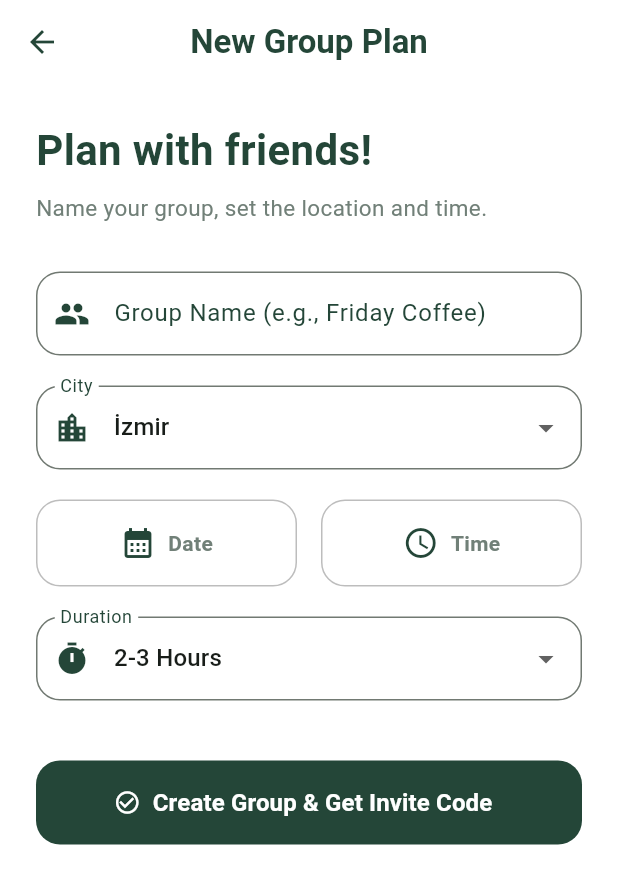
After one commit to acarcay/Mood2GO, a Flutter app: the HomePage screen opened by its route, after a tap on "Create New Group Plan", on a phone screen of 412 x 824 dp. The commit adds this screen. Shown: the top 884 px of the screen. Run offline on Flutter 3.47's test engine with Material 3 defaults, Android fonts, the phone set to English and light mode, and no system bars; our stand-ins replace go_router, supabase_flutter; accounts and stored records are empty.

Commit message:
feat: Add Group Plan UI and will be added DB(right now not include)

```diff
--- a/lib/main.dart
+++ b/lib/main.dart
@@ -8,6 +8,7 @@ import 'pages/home_page.dart';
 import 'pages/preferences_page.dart';
 import 'services/auth_notifier.dart';
 import 'widgets/mood2go_wordmark.dart';
+import 'pages/group_plan_page.dart';
 
 late final GoRouter router;
 late final AuthNotifier authNotifier;
@@ -62,6 +63,10 @@ Future<void> main() async {
         builder: (context, state) => const PreferencesPage(),
       ),
       GoRoute(path: '/home', builder: (context, state) => const HomePage()),
+      GoRoute(
+        path: '/group-plan',
+        builder: (context, state) => const GroupPlanPage(),
+      ),
     ],
   );
 
--- /dev/null
+++ b/lib/pages/group_plan_page.dart
@@ -0,0 +1,361 @@
+import 'dart:math';
+import 'package:flutter/material.dart';
+import 'package:supabase_flutter/supabase_flutter.dart';
+
+class GroupPlanPage extends StatefulWidget {
+  const GroupPlanPage({super.key});
+
+  @override
+  State<GroupPlanPage> createState() => _GroupPlanPageState();
+}
+
+class _GroupPlanPageState extends State<GroupPlanPage> {
+
+  static const darkGreen = Color(0xFF244638);
+  static const lightGreen = Color(0xFFE4F2E8);
+
+  final TextEditingController _groupNameController = TextEditingController();
+
+  DateTime? _selectedDate;
+  TimeOfDay? _selectedTime;
+
+  String _selectedCity = 'İzmir';
+  String _selectedDuration = '2-3 Hours';
+
+  final List<String> _cities = ['İzmir', 'İstanbul', 'Ankara', 'Bursa', 'Antalya'];
+  final List<String> _durations = ['1-2 Hours', '2-3 Hours', 'Half Day', 'Full Day'];
+
+  bool _isLoading = false;
+
+  Future<void> _selectDate(BuildContext context) async {
+    final DateTime? picked = await showDatePicker(
+      context: context,
+      initialDate: DateTime.now(),
+      firstDate: DateTime.now(),
+      lastDate: DateTime(2027),
+      builder: (context, child) {
+        return Theme(
+          data: Theme.of(context).copyWith(
+            colorScheme: const ColorScheme.light(
+              primary: darkGreen,
+              onPrimary: Colors.white,
+              onSurface: darkGreen,
+            ),
+          ),
+          child: child!,
+        );
+      },
+    );
+    if (picked != null) {
+      setState(() => _selectedDate = picked);
+    }
+  }
+
+  Future<void> _selectTime(BuildContext context) async {
+    final TimeOfDay? picked = await showTimePicker(
+      context: context,
+      initialTime: TimeOfDay.now(),
+      builder: (context, child) {
+        return Theme(
+          data: Theme.of(context).copyWith(
+            colorScheme: const ColorScheme.light(
+              primary: darkGreen,
+              onPrimary: Colors.white,
+              onSurface: darkGreen,
+            ),
+          ),
+          child: child!,
+        );
+      },
+    );
+    if (picked != null) {
+      setState(() => _selectedTime = picked);
+    }
+  }
+
+  String _generateGroupCode() {
+    const chars = 'ABCDEFGHIJKLMNOPQRSTUVWXYZ0123456789';
+    final rnd = Random();
+    return String.fromCharCodes(Iterable.generate(6, (_) => chars.codeUnitAt(rnd.nextInt(chars.length))));
+  }
+
+  Future<void> _createGroup() async {
+    if (_groupNameController.text.isEmpty || _selectedDate == null || _selectedTime == null) {
+      ScaffoldMessenger.of(context).showSnackBar(
+        const SnackBar(
+          content: Text('Please complete the group name, date, and time!'),
+          backgroundColor: darkGreen,
+        ),
+      );
+      return;
+    }
+
+    setState(() => _isLoading = true);
+
+    try {
+      final groupCode = _generateGroupCode();
+      final userId = Supabase.instance.client.auth.currentUser?.id;
+
+      await Supabase.instance.client.from('groups').insert({
+        'admin_id': userId,
+        'name': _groupNameController.text,
+        'city': _selectedCity,
+        'event_date': _selectedDate!.toIso8601String(),
+        'event_time': '${_selectedTime!.hour.toString().padLeft(2, '0')}:${_selectedTime!.minute.toString().padLeft(2, '0')}',
+        'duration': _selectedDuration,
+        'invite_code': groupCode,
+      });
+
+      if (mounted) {
+        _showSuccessDialog(groupCode);
+      }
+    } catch (e) {
+      if (mounted) {
+        ScaffoldMessenger.of(context).showSnackBar(
+          SnackBar(
+            content: Text('Database error: $e'),
+            backgroundColor: Colors.redAccent,
+          ),
+        );
+      }
+    } finally {
+      if (mounted) {
+        setState(() => _isLoading = false);
+      }
+    }
+  }
+
+  void _showSuccessDialog(String code) {
+    showDialog(
+      context: context,
+      barrierDismissible: false,
+      builder: (context) => AlertDialog(
+        shape: RoundedRectangleBorder(borderRadius: BorderRadius.circular(24)),
+        backgroundColor: Colors.white,
+        title: const Text(
+          'Group Created Successfully! 🎉',
+          textAlign: TextAlign.center,
+          style: TextStyle(color: darkGreen, fontWeight: FontWeight.bold),
+        ),
+        content: Column(
+          mainAxisSize: MainAxisSize.min,
+          children: [
+            const Text(
+              'Share the short code below to invite your friends:',
+              textAlign: TextAlign.center,
+              style: TextStyle(fontSize: 15),
+            ),
+            const SizedBox(height: 24),
+            Container(
+              padding: const EdgeInsets.symmetric(horizontal: 24, vertical: 12),
+              decoration: BoxDecoration(
+                color: lightGreen,
+                borderRadius: BorderRadius.circular(16),
+                border: Border.all(color: darkGreen, width: 1.5),
+              ),
+              child: Text(
+                code,
+                style: const TextStyle(
+                  fontSize: 32,
+                  fontWeight: FontWeight.bold,
+                  letterSpacing: 6,
+                  color: darkGreen,
+                ),
+              ),
+            ),
+          ],
+        ),
+        actions: [
+          Center(
+            child: ElevatedButton(
+              onPressed: () {
+                Navigator.pop(context);
+              },
+              style: ElevatedButton.styleFrom(
+                backgroundColor: darkGreen,
+                foregroundColor: Colors.white,
+                shape: RoundedRectangleBorder(borderRadius: BorderRadius.circular(12)),
+                padding: const EdgeInsets.symmetric(horizontal: 32, vertical: 12),
+              ),
+              child: const Text('Go to Group', style: TextStyle(fontWeight: FontWeight.bold)),
+            ),
+          ),
+        ],
+      ),
+    );
+  }
+
+  @override
+  Widget build(BuildContext context) {
+    return Scaffold(
+      backgroundColor: Colors.white,
+      appBar: AppBar(
+        title: const Text('New Group Plan', style: TextStyle(fontWeight: FontWeight.w700)),
+        backgroundColor: Colors.transparent,
+        foregroundColor: darkGreen,
+        elevation: 0,
+        centerTitle: true,
+      ),
+      body: SafeArea(
+        child: SingleChildScrollView(
+          padding: const EdgeInsets.all(24.0),
+          child: Column(
+            crossAxisAlignment: CrossAxisAlignment.start,
+            children: [
+              const Text(
+                'Plan with friends!',
+                style: TextStyle(fontSize: 28, fontWeight: FontWeight.w700, color: darkGreen),
+              ),
+              const SizedBox(height: 8),
+              const Text(
+                'Name your group, set the location and time.',
+                style: TextStyle(fontSize: 15, color: Color(0xFF718078)),
+              ),
+              const SizedBox(height: 32),
+
+
+              TextField(
+                controller: _groupNameController,
+                cursorColor: darkGreen,
+                decoration: InputDecoration(
+                  labelText: 'Group Name (e.g., Friday Coffee)',
+                  labelStyle: const TextStyle(color: darkGreen),
+                  border: OutlineInputBorder(borderRadius: BorderRadius.circular(16)),
+                  focusedBorder: OutlineInputBorder(
+                    borderRadius: BorderRadius.circular(16),
+                    borderSide: const BorderSide(color: darkGreen, width: 2),
+                  ),
+                  prefixIcon: const Icon(Icons.group, color: darkGreen),
+                ),
+              ),
+              const SizedBox(height: 20),
+
+
+              DropdownButtonFormField<String>(
+                value: _selectedCity,
+                decoration: InputDecoration(
+                  labelText: 'City',
+                  labelStyle: const TextStyle(color: darkGreen),
+                  border: OutlineInputBorder(borderRadius: BorderRadius.circular(16)),
+                  focusedBorder: OutlineInputBorder(
+                    borderRadius: BorderRadius.circular(16),
+                    borderSide: const BorderSide(color: darkGreen, width: 2),
+                  ),
+                  prefixIcon: const Icon(Icons.location_city, color: darkGreen),
+                ),
+                items: _cities.map((city) => DropdownMenuItem(value: city, child: Text(city))).toList(),
+                onChanged: (value) => setState(() => _selectedCity = value!),
+              ),
+              const SizedBox(height: 20),
+
+              Row(
+                children: [
+                  Expanded(
+                    child: InkWell(
+                      onTap: () => _selectDate(context),
+                      borderRadius: BorderRadius.circular(16),
+                      child: Container(
+                        padding: const EdgeInsets.symmetric(vertical: 16),
+                        decoration: BoxDecoration(
+                            border: Border.all(color: Colors.grey.shade400),
+                            borderRadius: BorderRadius.circular(16)
+                        ),
+                        child: Row(
+                          mainAxisAlignment: MainAxisAlignment.center,
+                          children: [
+                            const Icon(Icons.calendar_month, color: darkGreen),
+                            const SizedBox(width: 8),
+                            Text(
+                              _selectedDate == null ? 'Date' : '${_selectedDate!.day}/${_selectedDate!.month}/${_selectedDate!.year}',
+                              style: TextStyle(
+                                color: _selectedDate == null ? const Color(0xFF718078) : darkGreen,
+                                fontWeight: FontWeight.w600,
+                              ),
+                            ),
+                          ],
+                        ),
+                      ),
+                    ),
+                  ),
+                  const SizedBox(width: 16),
+                  Expanded(
+                    child: InkWell(
+                      onTap: () => _selectTime(context),
+                      borderRadius: BorderRadius.circular(16),
+                      child: Container(
+                        padding: const EdgeInsets.symmetric(vertical: 16),
+                        decoration: BoxDecoration(
+                            border: Border.all(color: Colors.grey.shade400),
+                            borderRadius: BorderRadius.circular(16)
+                        ),
+                        child: Row(
+                          mainAxisAlignment: MainAxisAlignment.center,
+                          children: [
+                            const Icon(Icons.access_time, color: darkGreen),
+                            const SizedBox(width: 8),
+                            Text(
+                              _selectedTime == null ? 'Time' : '${_selectedTime!.hour.toString().padLeft(2, '0')}:${_selectedTime!.minute.toString().padLeft(2, '0')}',
+                              style: TextStyle(
+                                color: _selectedTime == null ? const Color(0xFF718078) : darkGreen,
+                                fontWeight: FontWeight.w600,
+                              ),
+                            ),
+                          ],
+                        ),
+                      ),
+                    ),
+                  ),
+                ],
+              ),
+              const SizedBox(height: 20),
+
+              DropdownButtonFormField<String>(
+                value: _selectedDuration,
+                decoration: InputDecoration(
+                  labelText: 'Duration',
+                  labelStyle: const TextStyle(color: darkGreen),
+                  border: OutlineInputBorder(borderRadius: BorderRadius.circular(16)),
+                  focusedBorder: OutlineInputBorder(
+                    borderRadius: BorderRadius.circular(16),
+                    borderSide: const BorderSide(color: darkGreen, width: 2),
+                  ),
+                  prefixIcon: const Icon(Icons.timer, color: darkGreen),
+                ),
+                items: _durations.map((duration) => DropdownMenuItem(value: duration, child: Text(duration))).toList(),
+                onChanged: (value) => setState(() => _selectedDuration = value!),
+              ),
+              const SizedBox(height: 40),
+
+              SizedBox(
+                width: double.infinity,
+                height: 56,
+                child: ElevatedButton.icon(
+                  onPressed: _isLoading ? null : _createGroup,
+                  icon: _isLoading
+                      ? const SizedBox.shrink()
+                      : const Icon(Icons.check_circle_outline),
+                  style: ElevatedButton.styleFrom(
+                    backgroundColor: darkGreen,
+                    foregroundColor: Colors.white,
+                    shape: RoundedRectangleBorder(borderRadius: BorderRadius.circular(16)),
+                    elevation: 0,
+                  ),
+                  label: _isLoading
+                      ? const SizedBox(
+                      height: 24,
+                      width: 24,
+                      child: CircularProgressIndicator(color: Colors.white, strokeWidth: 2)
+                  )
+                      : const Text(
+                      'Create Group & Get Invite Code',
+                      style: TextStyle(fontSize: 16, fontWeight: FontWeight.bold)
+                  ),
+                ),
+              ),
+            ],
+          ),
+        ),
+      ),
+    );
+  }
+}
--- a/lib/pages/home_page.dart
+++ b/lib/pages/home_page.dart
@@ -106,6 +106,32 @@ class HomePage extends StatelessWidget {
                   ],
                 ),
               ),
+
+              const SizedBox(height: 24),
+
+              // Yeni Grup Planı Butonu
+              SizedBox(
+                width: double.infinity,
+                height: 56,
+                child: ElevatedButton.icon(
+                  onPressed: () {
+                    context.push('/group-plan');
+                  },
+                  icon: const Icon(Icons.add_circle_outline),
+                  label: const Text(
+                      'Create New Group Plan',
+                      style: TextStyle(fontSize: 16, fontWeight: FontWeight.bold)
+                  ),
+                  style: ElevatedButton.styleFrom(
+                    backgroundColor: darkGreen,
+                    foregroundColor: Colors.white,
+                    shape: RoundedRectangleBorder(
+                      borderRadius: BorderRadius.circular(16),
+                    ),
+                  ),
+                ),
+              ),
+
             ],
           ),
         ),
```
Also changed, not shown: 1 other file.
